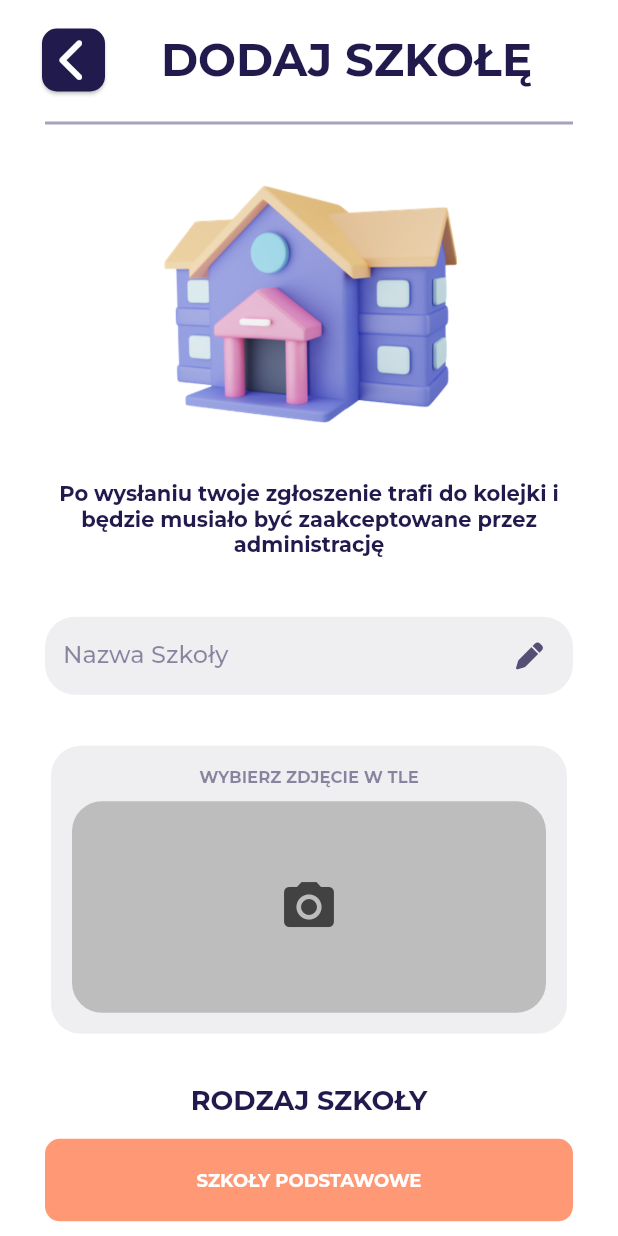
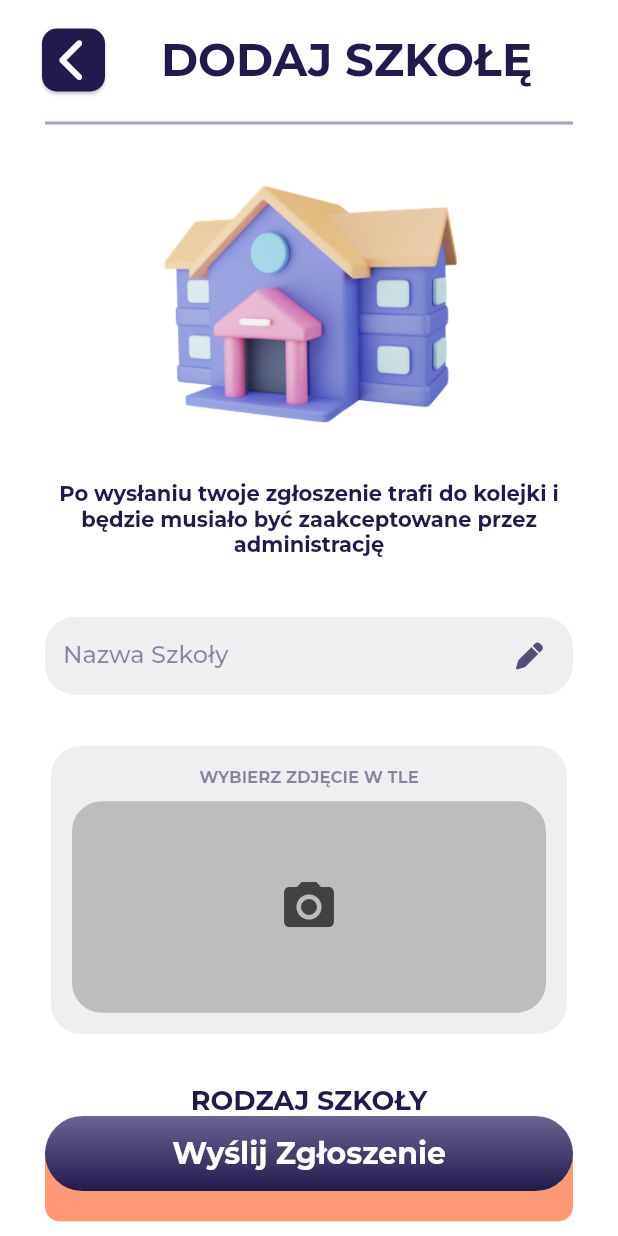
Before and after one commit to rebixpl/moje_miasto, a Flutter app: the AddSchoolScreen screen opened directly, on a phone screen of 412 x 824 dp. Run offline on Flutter 3.47's test engine with Material 2 defaults, Android fonts, the phone set to English and light mode, and no system bars; our stand-ins replace animated_bottom_navigation_bar, bloc, carousel_slider, diacritic, equatable, firebase_auth and 7 more; missing offline and left inert: firebase_auth_platform_interface, flow_builder; accounts and stored records are empty; project files that could hold a hidden picture were left out.

Commit message:
63. add school screen UI
1. added navigating back
2. added wyslij zgloszenie button
3. created add_school_confirmation_screen

```diff
--- a/lib/screens/forgot_password/widgets/go_back_button.dart
+++ b/lib/screens/forgot_password/widgets/go_back_button.dart
@@ -5,22 +5,26 @@ import 'package:moje_miasto/screens/login/login_screen.dart';
 class GoBackButton extends StatelessWidget {
   final bool clearNavHistory;
   final Widget? widgetToNavAfterClear;
+  final VoidCallback? onTap;
 
   const GoBackButton({
     super.key,
     this.clearNavHistory = false,
     this.widgetToNavAfterClear,
+    this.onTap,
   });
 
   @override
   Widget build(BuildContext context) {
     return GestureDetector(
       // TODO: Nawiguj jeden ekran do tyłu
-      onTap: () => clearNavHistory
+      onTap: onTap ??
+          () => clearNavHistory
               ? Navigator.pushAndRemoveUntil(
                   context,
                   MaterialPageRoute(
-                builder: (context) => widgetToNavAfterClear ?? LoginScreen(),
+                    builder: (context) =>
+                        widgetToNavAfterClear ?? LoginScreen(),
                   ),
                   (route) => false,
                 )
--- a/lib/screens/page_view_screen/data/nav_screens.dart
+++ b/lib/screens/page_view_screen/data/nav_screens.dart
@@ -3,6 +3,7 @@ import 'package:moje_miasto/screens/home_screen/home_screen.dart';
 import 'package:moje_miasto/screens/home_screen/hs_settings_screen/hs_settings_screen.dart';
 import 'package:moje_miasto/screens/profile_screen/profile_screen.dart';
 import 'package:moje_miasto/screens/school_ranking_screen/school_ranking_screen.dart';
+import 'package:moje_miasto/screens/school_ranking_screen/screens/add_school_confirmation_screen/add_school_confirmation_screen.dart';
 import 'package:moje_miasto/screens/school_ranking_screen/screens/add_school_screen/add_school_screen.dart';
 import 'package:moje_miasto/screens/waldek_ai_screen/waldek_ai_screen.dart';
 
@@ -13,4 +14,5 @@ List<Widget> navScreens = <Widget>[
   const ProfileScreen(),
   HomeScreenSettingsScreen(),
   AddSchoolScreen(),
+  const AddSchoolConfirmationScreen(),
 ];
--- a/lib/screens/page_view_screen/data/nav_screens_enum.dart
+++ b/lib/screens/page_view_screen/data/nav_screens_enum.dart
@@ -5,4 +5,5 @@ enum NavScreensEnum {
   profileScreen,
   homeScreenSettingsScreen,
   addSchoolScreen,
+  addSchoolConfirmationScreen,
 }
--- a/lib/screens/page_view_screen/widgets/custom_bottom_navbar/cubit/cb_navbar_cubit.dart
+++ b/lib/screens/page_view_screen/widgets/custom_bottom_navbar/cubit/cb_navbar_cubit.dart
@@ -1,13 +1,6 @@
 import 'package:equatable/equatable.dart';
 import 'package:flutter/material.dart';
 import 'package:flutter_bloc/flutter_bloc.dart';
-
-enum AppPagesEnum {
-  homeScreen,
-  schoolRankingScreen,
-  waldekAIChatbotScreen,
-  profilePage,
-}
 
 abstract class PageViewNavState extends Equatable {}
 
@@ -20,12 +13,21 @@ class ShowPageState extends PageViewNavState {
   List<Object> get props => [page];
 }
 
+class GoBackState extends PageViewNavState {
+  @override
+  List<Object?> get props => [];
+}
+
 class PageViewNavCubit extends Cubit<PageViewNavState> {
   PageViewNavCubit()
       : super(ShowPageState(0)); // 0 - default index of a first screen
 
   Future<void> onTap(int index) async {
     emit(ShowPageState(index));
+  }
+
+  Future<void> goBack() async {
+    emit(GoBackState());
   }
 
   @override
--- a/lib/screens/school_ranking_screen/screens/add_school_screen/add_school_screen.dart
+++ b/lib/screens/school_ranking_screen/screens/add_school_screen/add_school_screen.dart
@@ -3,8 +3,12 @@ import 'package:flutter_bloc/flutter_bloc.dart';
 import 'package:font_awesome_flutter/font_awesome_flutter.dart';
 import 'package:moje_miasto/screens/forgot_password/widgets/full_width_divider.dart';
 import 'package:moje_miasto/screens/forgot_password/widgets/go_back_button.dart';
+import 'package:moje_miasto/screens/login/widgets/big_elevated_button.dart';
+import 'package:moje_miasto/screens/page_view_screen/data/nav_screens_enum.dart';
+import 'package:moje_miasto/screens/page_view_screen/widgets/custom_bottom_navbar/cubit/cb_navbar_cubit.dart';
 import 'package:moje_miasto/screens/school_ranking_screen/screens/add_school_screen/widgets/add_school_screen_texts.dart';
 import 'package:moje_miasto/screens/school_ranking_screen/screens/add_school_screen/widgets/image_picker/image_picker.dart';
+import 'package:moje_miasto/screens/school_ranking_screen/screens/add_school_screen/widgets/school_image.dart';
 import 'package:moje_miasto/screens/school_ranking_screen/screens/add_school_screen/widgets/school_type_picker/cubit/school_type_picker_cubit.dart';
 import 'package:moje_miasto/screens/school_ranking_screen/screens/add_school_screen/widgets/school_type_picker/school_type_picker.dart';
 import 'package:moje_miasto/shared/app/text_fields/my_text_field.dart';
@@ -20,6 +24,8 @@ class AddSchoolScreen extends StatelessWidget {
 
   @override
   Widget build(BuildContext context) {
+    final pageViewNavCubit = context.read<PageViewNavCubit>();
+
     return Scaffold(
       appBar: AppBar(
         automaticallyImplyLeading: false, // Don't show the leading button
@@ -29,7 +35,10 @@ class AddSchoolScreen extends StatelessWidget {
           padding: const EdgeInsets.all(8.0),
           child: Row(
             children: [
-              const GoBackButton(),
+              GoBackButton(
+                onTap: () => pageViewNavCubit
+                    .onTap(NavScreensEnum.schoolRankingScreen.index),
+              ),
               addSchoolText(context),
             ],
           ),
@@ -39,7 +48,9 @@ class AddSchoolScreen extends StatelessWidget {
       ),
       body: BlocProvider(
         create: (BuildContext context) => SchoolTypePickerCubit(),
-        child: Column(
+        child: Stack(
+          children: [
+            Column(
               crossAxisAlignment: CrossAxisAlignment.start,
               children: [
                 Expanded(
@@ -56,13 +67,7 @@ class AddSchoolScreen extends StatelessWidget {
                         children: [
                           const FullWidthDivider(),
                           const SizedBox(height: 20.0),
-                      SizedBox(
-                        width: 200.0,
-                        child: Image.asset(
-                          'images/screens/add_school_screen/school_img.png',
-                          fit: BoxFit.cover,
-                        ),
-                      ),
+                          const SchoolImage(),
                           const SizedBox(height: 20.0),
                           descriptionAddSchoolText(context),
                           const SizedBox(height: 30.0),
@@ -77,10 +82,28 @@ class AddSchoolScreen extends StatelessWidget {
                           const ImagePickerAS(),
                           const SizedBox(height: 30.0),
                           const SchoolTypePicker(),
-                      const SizedBox(height: 30.0),
+                          const SizedBox(height: 40.0),
                           const SizedBox(height: AppTheme.kBottomNavbarHeight),
                         ],
                       ),
+                    ),
+                  ),
+                ),
+              ],
+            ),
+            Positioned(
+              bottom: 0,
+              left: 0,
+              right: 0,
+              child: Padding(
+                padding: const EdgeInsets.all(AppTheme.kDefaultPadding),
+                child: BigElevatedButton(
+                  text: 'Wyślij Zgłoszenie',
+                  onTap: () {
+                    pageViewNavCubit.onTap(
+                      NavScreensEnum.addSchoolConfirmationScreen.index,
+                    );
+                  },
                 ),
               ),
             ),
--- /dev/null
+++ b/lib/screens/school_ranking_screen/screens/add_school_screen/widgets/school_image.dart
@@ -0,0 +1,18 @@
+import 'package:flutter/material.dart';
+
+class SchoolImage extends StatelessWidget {
+  const SchoolImage({
+    Key? key,
+  }) : super(key: key);
+
+  @override
+  Widget build(BuildContext context) {
+    return SizedBox(
+      width: 200.0,
+      child: Image.asset(
+        'images/screens/add_school_screen/school_img.png',
+        fit: BoxFit.cover,
+      ),
+    );
+  }
+}
```
Also changed, not shown: lib/screens/page_view_screen/page_view_screen.dart (+10 -1 lines), lib/screens/school_ranking_screen/screens/add_school_confirmation_screen/add_school_confirmation_screen.dart (added, +66 -0 lines), lib/screens/school_ranking_screen/screens/add_school_confirmation_screen/widgets/add_school_screen_texts.dart (added, +40 -0 lines). Lines whose indentation alone changed are shown as unchanged.
